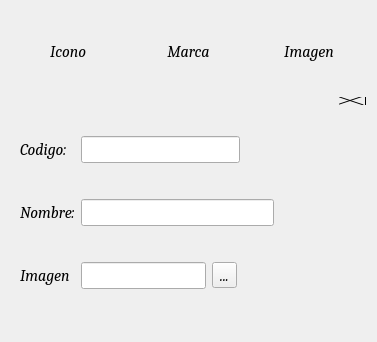
Old version of the form SapVisual/Formularios/formmarca.ui in the repository gato0429/SAP.
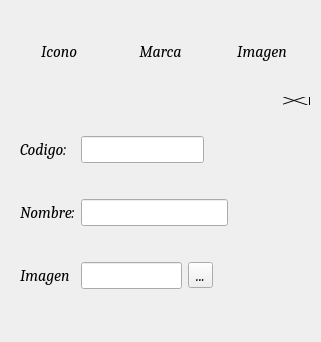
New version of the form. Icons and pictures are not drawn.

Patch:
```diff
--- a/SapVisual/Formularios/formmarca.ui
+++ b/SapVisual/Formularios/formmarca.ui
@@ -6,7 +6,7 @@
    <rect>
     <x>0</x>
     <y>0</y>
-    <width>377</width>
+    <width>321</width>
     <height>342</height>
    </rect>
   </property>
```
